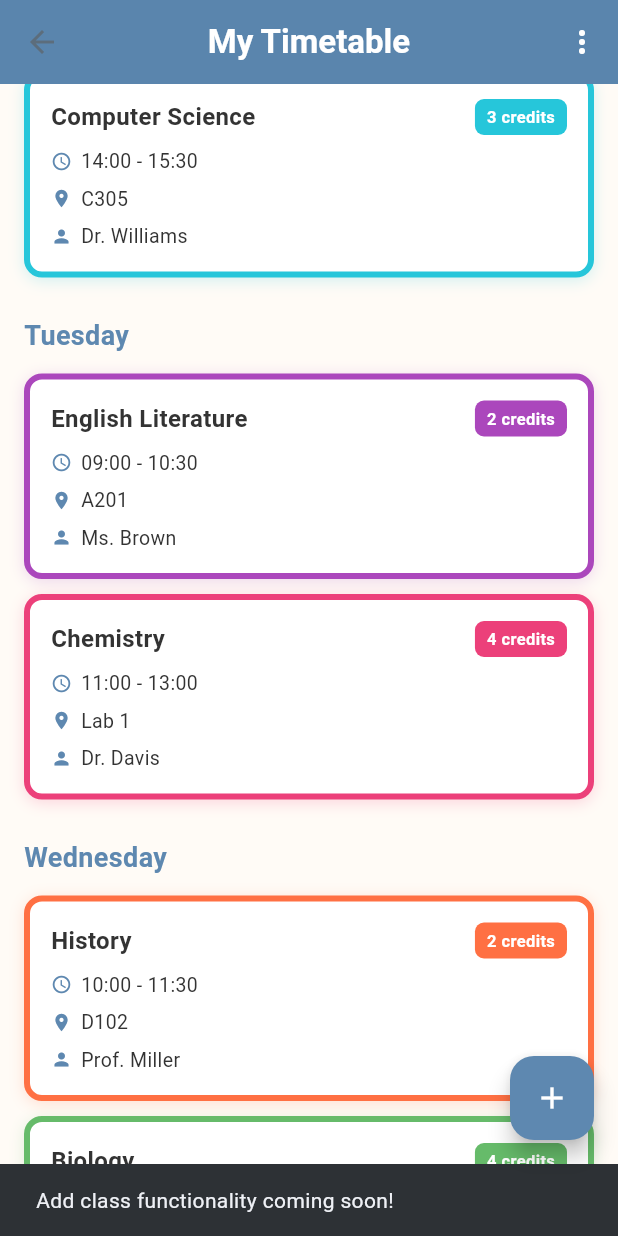
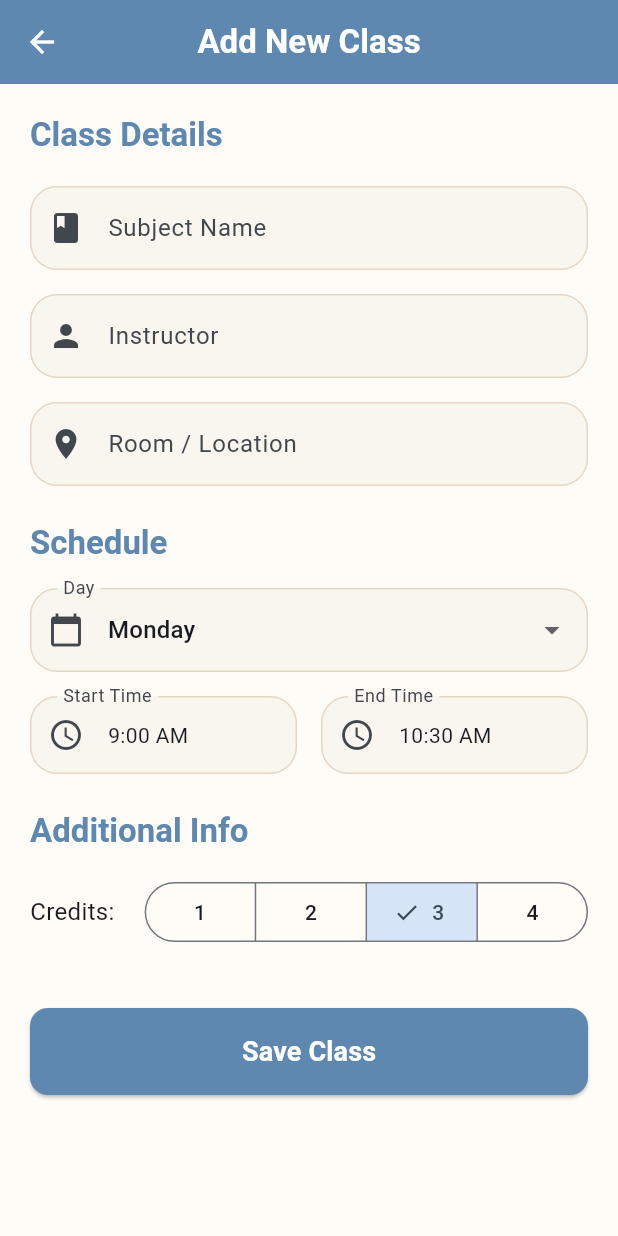
Before and after one commit to nigelberewere/campuseventsandtimetables, a Flutter app: the TimetablesPage screen opened by its route, scrolled down 576 dp, after a tap on the "add" icon, on a phone screen of 412 x 824 dp. Run offline on Flutter 3.47's test engine with Material 3 defaults, Android fonts, the phone set to English and light mode, and no system bars.

Commit message:
Created the addClass page

```diff
--- a/lib/main.dart
+++ b/lib/main.dart
@@ -5,6 +5,7 @@ import 'pages/home.dart';
 import 'pages/login.dart';
 import 'pages/signup.dart';
 import 'pages/timetables.dart';
+import 'pages/addClass.dart';
 
 const String loginRoute = '/login';
 const String signupRoute = '/signup';
@@ -12,6 +13,7 @@ const String homeRoute = '/home';
 const String eventsRoute = '/events';
 const String landingRoute = '/landing';
 const String timetablesRoute = '/timetables';
+const String addClassRoute = '/addClass';
 const String notificationsRoute = '/notifications';
 const String profileRoute = '/profile';
 const String adminRoute = '/admin';
@@ -58,6 +60,8 @@ class CampusEventsApp extends StatelessWidget {
             return MaterialPageRoute(builder: (_) => const LandingPage());
           case timetablesRoute:
             return MaterialPageRoute(builder: (_) => const TimetablesPage());
+          case addClassRoute:
+            return MaterialPageRoute(builder: (_) => const AddClassPage());
           case notificationsRoute:
             return MaterialPageRoute(
               builder: (_) => const _PlaceholderPage(
--- /dev/null
+++ b/lib/pages/addClass.dart
@@ -0,0 +1,256 @@
+import 'package:flutter/material.dart';
+import '../constants/app_colors.dart';
+
+class AddClassPage extends StatefulWidget {
+  const AddClassPage({super.key});
+
+  @override
+  State<AddClassPage> createState() => _AddClassPageState();
+}
+
+class _AddClassPageState extends State<AddClassPage> {
+  final _formKey = GlobalKey<FormState>();
+  final _subjectController = TextEditingController();
+  final _instructorController = TextEditingController();
+  final _roomController = TextEditingController();
+  String _selectedDay = 'Monday';
+  TimeOfDay _startTime = const TimeOfDay(hour: 9, minute: 0);
+  TimeOfDay _endTime = const TimeOfDay(hour: 10, minute: 30);
+  int _credits = 3;
+
+  final List<String> _days = [
+    'Monday',
+    'Tuesday',
+    'Wednesday',
+    'Thursday',
+    'Friday',
+    'Saturday',
+    'Sunday'
+  ];
+
+  @override
+  void dispose() {
+    _subjectController.dispose();
+    _instructorController.dispose();
+    _roomController.dispose();
+    super.dispose();
+  }
+
+  Future<void> _selectTime(BuildContext context, bool isStartTime) async {
+    final TimeOfDay? picked = await showTimePicker(
+      context: context,
+      initialTime: isStartTime ? _startTime : _endTime,
+    );
+    if (picked != null) {
+      setState(() {
+        if (isStartTime) {
+          _startTime = picked;
+        } else {
+          _endTime = picked;
+        }
+      });
+    }
+  }
+
+  @override
+  Widget build(BuildContext context) {
+    return Scaffold(
+      appBar: AppBar(
+        title: const Text(
+          'Add New Class',
+          style: TextStyle(
+            fontSize: 22,
+            fontWeight: FontWeight.bold,
+            color: AppColors.white,
+          ),
+        ),
+        backgroundColor: AppColors.blueMirage,
+        elevation: 0,
+        centerTitle: true,
+        leading: IconButton(
+          icon: const Icon(Icons.arrow_back, color: AppColors.white),
+          onPressed: () => Navigator.pop(context),
+        ),
+      ),
+      body: SingleChildScrollView(
+        padding: const EdgeInsets.all(20),
+        child: Form(
+          key: _formKey,
+          child: Column(
+            crossAxisAlignment: CrossAxisAlignment.start,
+            children: [
+              Text(
+                'Class Details',
+                style: Theme.of(context).textTheme.titleLarge?.copyWith(
+                      fontWeight: FontWeight.bold,
+                      color: AppColors.blueMirage,
+                    ),
+              ),
+              const SizedBox(height: 20),
+              TextFormField(
+                controller: _subjectController,
+                decoration: const InputDecoration(
+                  labelText: 'Subject Name',
+                  prefixIcon: Icon(Icons.book),
+                ),
+                validator: (value) {
+                  if (value == null || value.isEmpty) {
+                    return 'Please enter subject name';
+                  }
+                  return null;
+                },
+              ),
+              const SizedBox(height: 16),
+              TextFormField(
+                controller: _instructorController,
+                decoration: const InputDecoration(
+                  labelText: 'Instructor',
+                  prefixIcon: Icon(Icons.person),
+                ),
+                validator: (value) {
+                  if (value == null || value.isEmpty) {
+                    return 'Please enter instructor name';
+                  }
+                  return null;
+                },
+              ),
+              const SizedBox(height: 16),
+              TextFormField(
+                controller: _roomController,
+                decoration: const InputDecoration(
+                  labelText: 'Room / Location',
+                  prefixIcon: Icon(Icons.location_on),
+                ),
+                validator: (value) {
+                  if (value == null || value.isEmpty) {
+                    return 'Please enter room number';
+                  }
+                  return null;
+                },
+              ),
+              const SizedBox(height: 24),
+              Text(
+                'Schedule',
+                style: Theme.of(context).textTheme.titleLarge?.copyWith(
+                      fontWeight: FontWeight.bold,
+                      color: AppColors.blueMirage,
+                    ),
+              ),
+              const SizedBox(height: 16),
+              DropdownButtonFormField<String>(
+                value: _selectedDay,
+                decoration: const InputDecoration(
+                  labelText: 'Day',
+                  prefixIcon: Icon(Icons.calendar_today),
+                ),
+                items: _days.map((String day) {
+                  return DropdownMenuItem(
+                    value: day,
+                    child: Text(day),
+                  );
+                }).toList(),
+                onChanged: (String? newValue) {
+                  setState(() {
+                    _selectedDay = newValue!;
+                  });
+                },
+              ),
+              const SizedBox(height: 16),
+              Row(
+                children: [
+                  Expanded(
+                    child: InkWell(
+                      onTap: () => _selectTime(context, true),
+                      child: InputDecorator(
+                        decoration: const InputDecoration(
+                          labelText: 'Start Time',
+                          prefixIcon: Icon(Icons.access_time),
+                        ),
+                        child: Text(_startTime.format(context)),
+                      ),
+                    ),
+                  ),
+                  const SizedBox(width: 16),
+                  Expanded(
+                    child: InkWell(
+                      onTap: () => _selectTime(context, false),
+                      child: InputDecorator(
+                        decoration: const InputDecoration(
+                          labelText: 'End Time',
+                          prefixIcon: Icon(Icons.access_time),
+                        ),
+                        child: Text(_endTime.format(context)),
+                      ),
+                    ),
+                  ),
+                ],
+              ),
+              const SizedBox(height: 24),
+              Text(
+                'Additional Info',
+                style: Theme.of(context).textTheme.titleLarge?.copyWith(
+                      fontWeight: FontWeight.bold,
+                      color: AppColors.blueMirage,
+                    ),
+              ),
+              const SizedBox(height: 16),
+              Row(
+                children: [
+                  const Text('Credits:', style: TextStyle(fontSize: 16)),
+                  const SizedBox(width: 20),
+                  Expanded(
+                    child: SegmentedButton<int>(
+                      segments: const [
+                        ButtonSegment(value: 1, label: Text('1')),
+                        ButtonSegment(value: 2, label: Text('2')),
+                        ButtonSegment(value: 3, label: Text('3')),
+                        ButtonSegment(value: 4, label: Text('4')),
+                      ],
+                      selected: {_credits},
+                      onSelectionChanged: (Set<int> newSelection) {
+                        setState(() {
+                          _credits = newSelection.first;
+                        });
+                      },
+                    ),
+                  ),
+                ],
+              ),
+              const SizedBox(height: 40),
+              SizedBox(
+                width: double.infinity,
+                child: ElevatedButton(
+                  onPressed: () {
+                    if (_formKey.currentState!.validate()) {
+                      // Logic to save the class would go here
+                      ScaffoldMessenger.of(context).showSnackBar(
+                        const SnackBar(content: Text('Class added successfully!')),
+                      );
+                      Navigator.pop(context);
+                    }
+                  },
+                  style: ElevatedButton.styleFrom(
+                    backgroundColor: AppColors.blueMirage,
+                    padding: const EdgeInsets.symmetric(vertical: 16),
+                    shape: RoundedRectangleBorder(
+                      borderRadius: BorderRadius.circular(12),
+                    ),
+                  ),
+                  child: const Text(
+                    'Save Class',
+                    style: TextStyle(
+                      color: AppColors.white,
+                      fontSize: 18,
+                      fontWeight: FontWeight.bold,
+                    ),
+                  ),
+                ),
+              ),
+              const SizedBox(height: 20),
+            ],
+          ),
+        ),
+      ),
+    );
+  }
+}
--- a/lib/pages/timetables.dart
+++ b/lib/pages/timetables.dart
@@ -305,11 +305,7 @@ class _TimetablesPageState extends State<TimetablesPage> {
       ),
       floatingActionButton: FloatingActionButton(
         onPressed: () {
-          ScaffoldMessenger.of(context).showSnackBar(
-            const SnackBar(
-              content: Text('Add class functionality coming soon!'),
-            ),
-          );
+          Navigator.pushNamed(context, '/addClass');
         },
         backgroundColor: AppColors.blueMirage,
         child: const Icon(Icons.add, color: AppColors.white),
```
